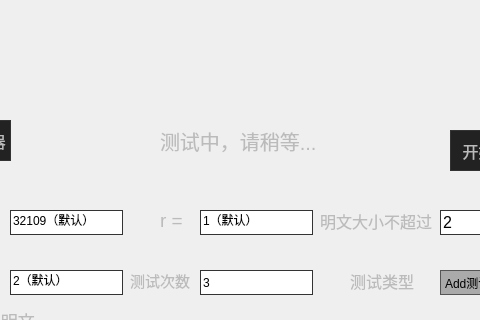
Before: the Qt Designer form src/advancedtesthelib.ui in YiJingGuo/HEBenchmark, drawn with Qt 5; both pictures show x 260 to 740 and y 0 to 320 of the 1064 by 1011 pixel window.
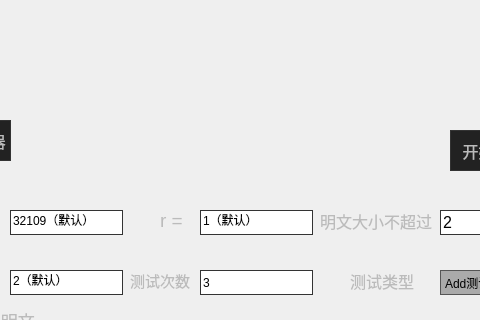
After: the same form once the commit is applied. Icons and pictures are not drawn. Custom widgets are drawn as their Qt base class.

Diff of the .ui file:
```diff
--- a/src/advancedtesthelib.ui
+++ b/src/advancedtesthelib.ui
@@ -904,25 +904,6 @@
     <string>是否开启密钥交换矩阵</string>
    </property>
   </widget>
-  <widget class="QLabel" name="testing">
-   <property name="geometry">
-    <rect>
-     <x>420</x>
-     <y>110</y>
-     <width>161</width>
-     <height>61</height>
-    </rect>
-   </property>
-   <property name="font">
-    <font>
-     <family>Segoe UI</family>
-     <pointsize>15</pointsize>
-    </font>
-   </property>
-   <property name="text">
-    <string>测试中，请稍等...</string>
-   </property>
-  </widget>
  </widget>
  <customwidgets>
   <customwidget>
```
